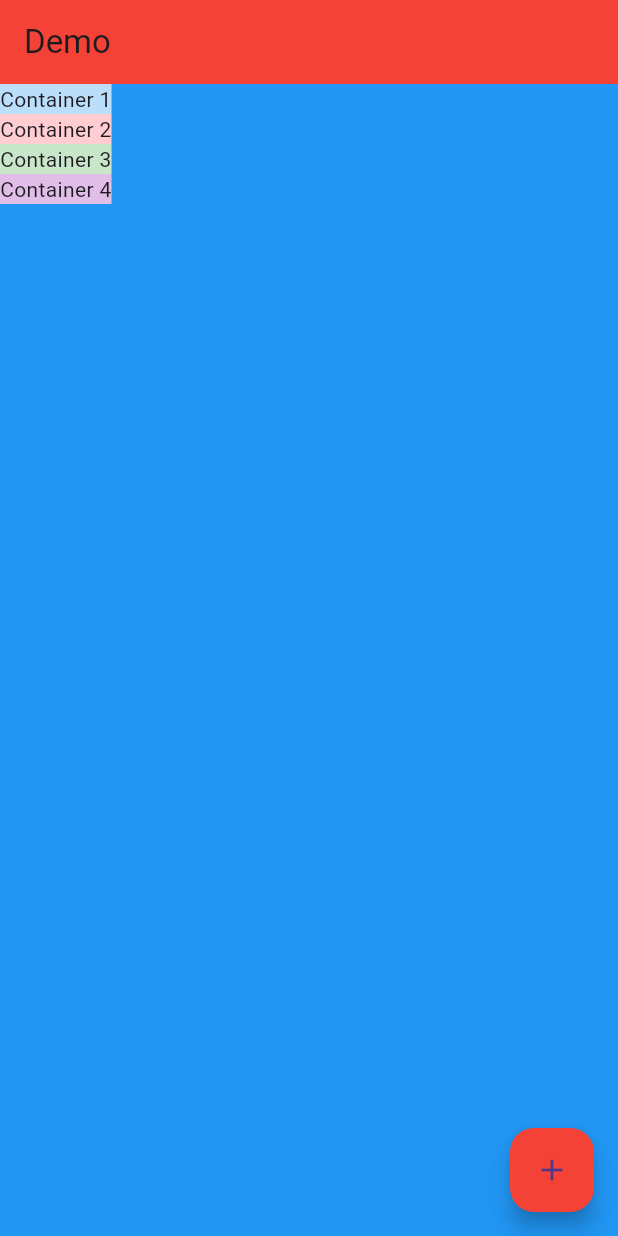
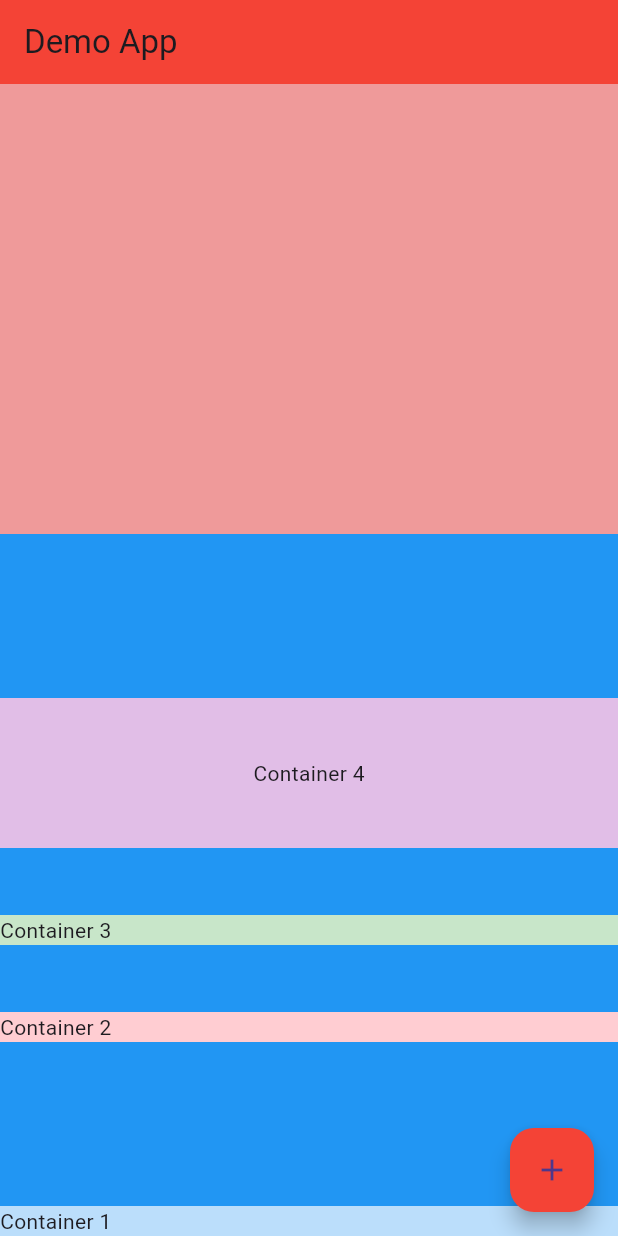
Before and after one commit to MartinMSalas/Flutter_03_my_card, a Flutter app: the screen it shows after launch, on a phone screen of 412 x 824 dp. Run offline on Flutter 3.47's test engine with Material 3 defaults, Android fonts, the phone set to English and light mode, and no system bars.

Commit message:
Container update

```diff
--- a/lib/main.dart
+++ b/lib/main.dart
@@ -11,11 +11,14 @@ class MyApp extends StatelessWidget {
       home: Scaffold(
         appBar: AppBar(
           backgroundColor: Colors.red,
-          title: Text("Demo"),
+          title: Text("Demo App"),
         ),
         backgroundColor: Colors.blue[500],
         body: SafeArea(
           child: Column(
+            verticalDirection: VerticalDirection.up,
+            mainAxisAlignment: MainAxisAlignment.spaceBetween,
+            crossAxisAlignment: CrossAxisAlignment.stretch,
             children: <Widget>[
               Container(
 //height: 300.0,
@@ -26,6 +29,9 @@ class MyApp extends StatelessWidget {
 
                 child: Text("Container 1"),
               ),
+              SizedBox(
+                height: 20,
+              ),
               Container(
                 color: Colors.red[100],
                 child: Text("Container 2"),
@@ -35,9 +41,23 @@ class MyApp extends StatelessWidget {
                 child: Text("Container 3"),
               ),
               Container(
+                height: 100.0,
+                width: 200.0,
+                //  margin: EdgeInsets.all(50.0),
+                padding: EdgeInsets.all(20.0),
                 color: Colors.purple[100],
-                child: Text("Container 4"),
-              )
+                child: Center(
+                  child: Text("Container 4"),
+                ),
+              ),
+              SizedBox(
+                height: 20,
+              ),
+              Container(
+                color: Colors.red[200],
+                //width: 10,
+                height: 300,
+              ),
             ],
           ),
         ),
```
